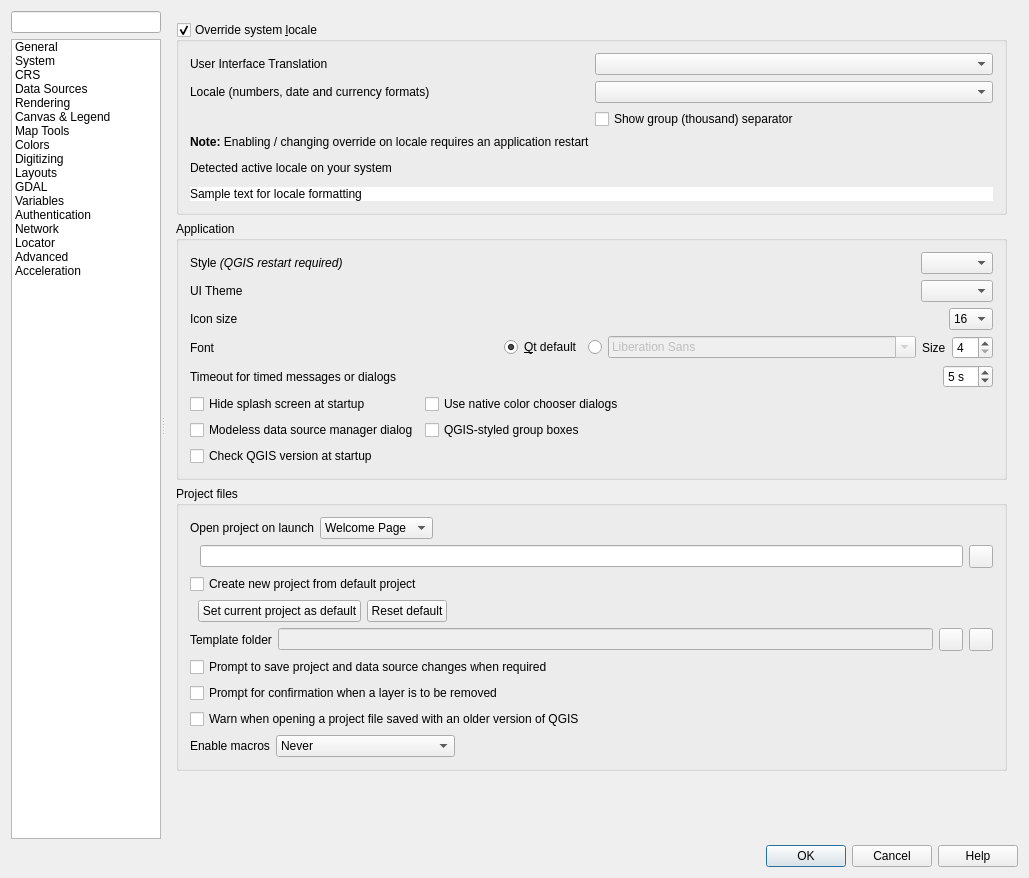
Before: the Qt Designer form src/ui/qgsoptionsbase.ui in qgis/QGIS, drawn with Qt 5.
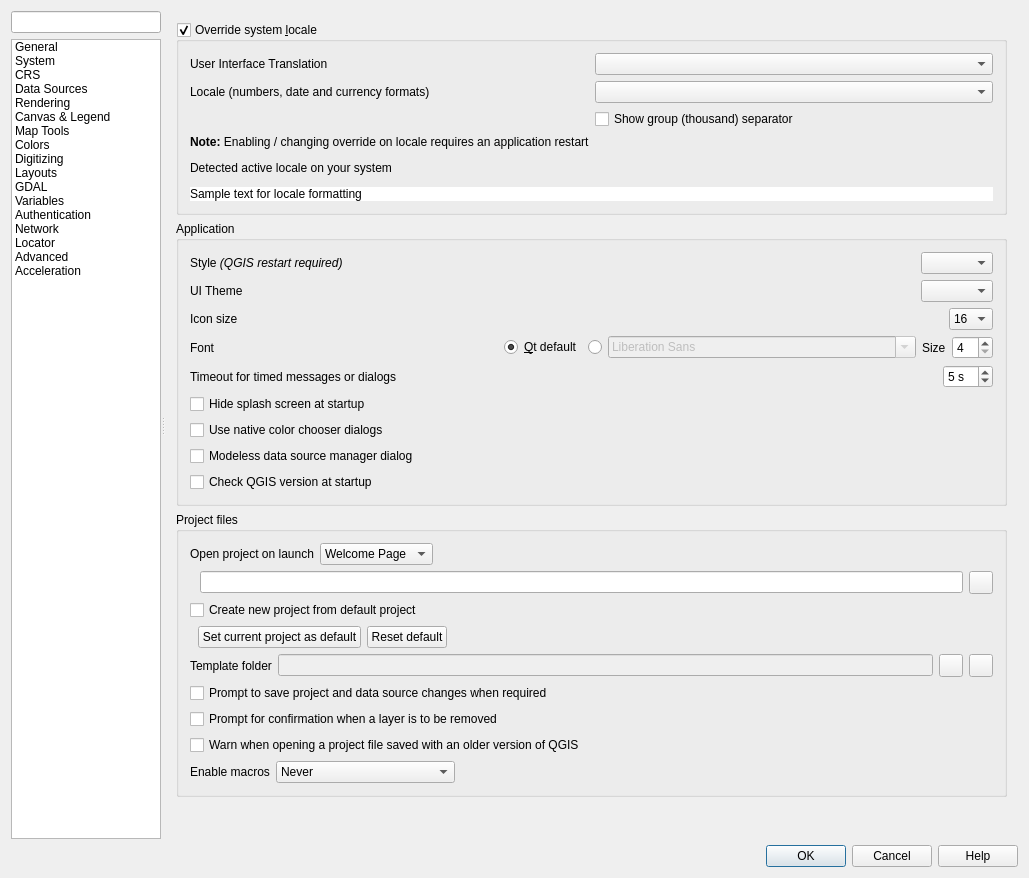
After: the same form once the commit is applied. The open tabs and pages were chosen to show the change. Icons and pictures are not drawn. Custom widgets are drawn as their Qt base class.

Commit message:
[needs-docs][ux] Remove custom group box styling and option for QGIS styled group boxes
This setting is causing issues on newer operating systems, e.g. MacOS
on dark themes. It's a 6 year old workaround for styling issues
which have likely since been fixed in Qt and the DEs themselves.

```diff
--- a/src/ui/qgsoptionsbase.ui
+++ b/src/ui/qgsoptionsbase.ui
@@ -695,20 +695,6 @@
                      <number>0</number>
                     </property>
                     <item row="2" column="0">
-                     <widget class="QCheckBox" name="cbxCheckVersion">
-                      <property name="text">
-                       <string>Check QGIS version at startup</string>
-                      </property>
-                     </widget>
-                    </item>
-                    <item row="0" column="1">
-                     <widget class="QCheckBox" name="mNativeColorDialogsChkBx">
-                      <property name="text">
-                       <string>Use native color chooser dialogs</string>
-                      </property>
-                     </widget>
-                    </item>
-                    <item row="1" column="0">
                      <widget class="QCheckBox" name="mDataSourceManagerNonModal">
                       <property name="toolTip">
                        <string>A modeless dialog allows you to interact with QGIS main window and dialogs.</string>
@@ -718,13 +704,6 @@
                       </property>
                      </widget>
                     </item>
-                    <item row="1" column="1">
-                     <widget class="QCheckBox" name="mCustomGroupBoxChkBx">
-                      <property name="text">
-                       <string>QGIS-styled group boxes</string>
-                      </property>
-                     </widget>
-                    </item>
                     <item row="0" column="0">
                      <widget class="QCheckBox" name="cbxHideSplash">
                       <property name="sizePolicy">
@@ -738,6 +717,33 @@
                       </property>
                      </widget>
                     </item>
+                    <item row="3" column="0">
+                     <widget class="QCheckBox" name="cbxCheckVersion">
+                      <property name="text">
+                       <string>Check QGIS version at startup</string>
+                      </property>
+                     </widget>
+                    </item>
+                    <item row="1" column="0">
+                     <widget class="QCheckBox" name="mNativeColorDialogsChkBx">
+                      <property name="text">
+                       <string>Use native color chooser dialogs</string>
+                      </property>
+                     </widget>
+                    </item>
+                    <item row="1" column="1">
+                     <spacer name="horizontalSpacer_2">
+                      <property name="orientation">
+                       <enum>Qt::Horizontal</enum>
+                      </property>
+                      <property name="sizeHint" stdset="0">
+                       <size>
+                        <width>40</width>
+                        <height>20</height>
+                       </size>
+                      </property>
+                     </spacer>
+                    </item>
                    </layout>
                   </item>
                  </layout>
```
Left out of the diff: 6 changed lines with no effect on the pictures. The commit also changes 4 other files.
